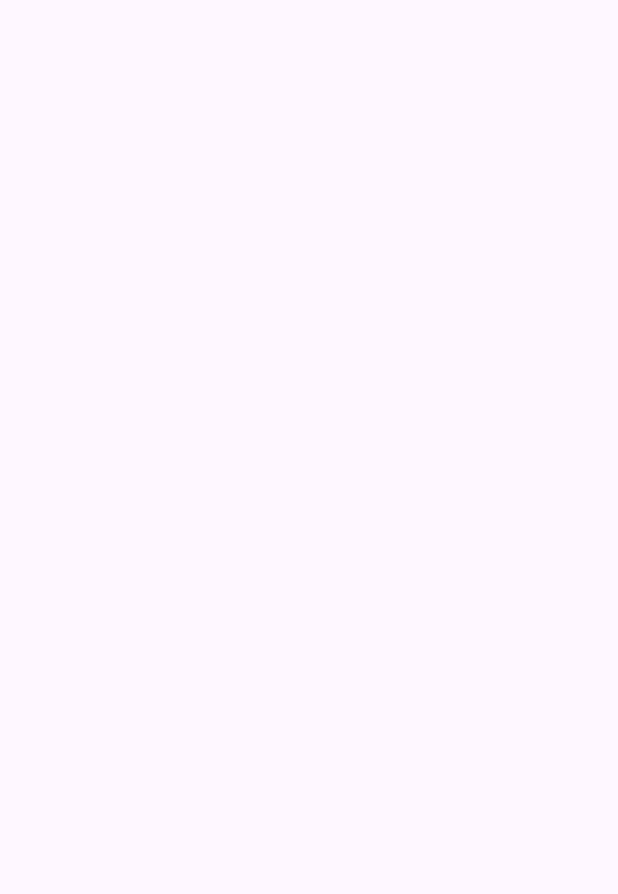
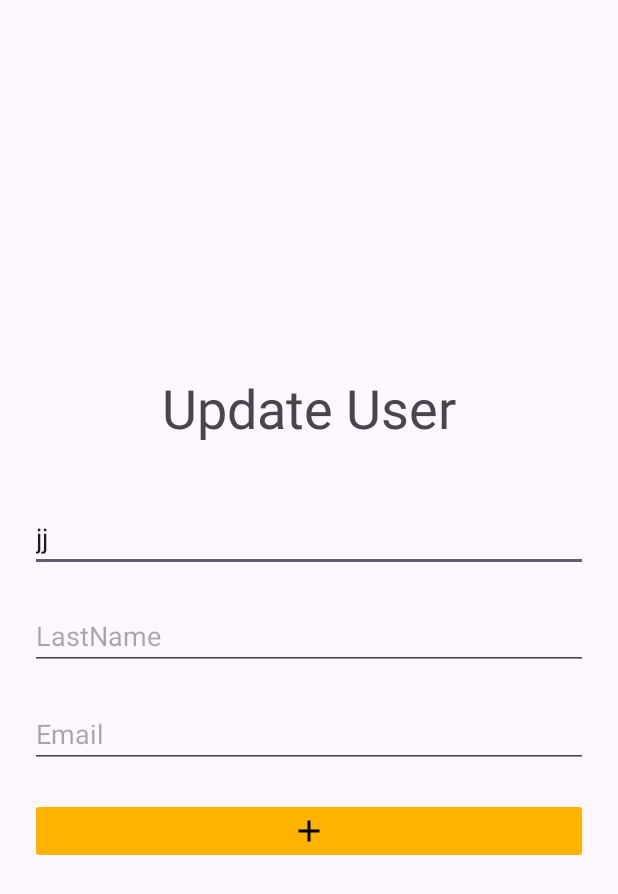
Before and after one commit to omiko-dev/homework_8, an Android app: the UserActivity screen opened directly, with no data from a screen before it, on a phone screen of 412 x 824 dp. Before the commit the part shown is empty. Shown: the top 894 px of the screen. Run offline under Robolectric (Android 15) with nearby library versions, the phone set to English and light mode, and no system bars.

Commit message:
end project

```diff
--- /dev/null
+++ b/app/src/main/java/com/example/homework_8/RecyclerViewInterface.kt
@@ -0,0 +1,5 @@
+package com.example.homework_8
+
+interface RecyclerViewInterface {
+    fun onClickPos(pos: Int)
+}
--- a/app/src/main/java/com/example/homework_8/UserActivity.kt
+++ b/app/src/main/java/com/example/homework_8/UserActivity.kt
@@ -1,18 +1,57 @@
 package com.example.homework_8
 
+import android.os.Build
 import androidx.appcompat.app.AppCompatActivity
 import android.os.Bundle
 import com.example.homework_8.databinding.ActivityUserBinding
 
 class UserActivity : AppCompatActivity() {
     private lateinit var binding: ActivityUserBinding
+    private lateinit var user: User
+    private var index = 0
     override fun onCreate(savedInstanceState: Bundle?) {
         super.onCreate(savedInstanceState)
         binding = ActivityUserBinding.inflate(layoutInflater)
         setContentView(binding.root)
 
+        setUp()
+        updateUser()
+    }
 
+    private fun setUp(){
+        user = if(Build.VERSION.SDK_INT > 33) {
+            intent.getParcelableExtra("data", User::class.java) ?: User("jj", "", "")
+        } else{
+            intent.getParcelableExtra<User>("data") ?: User("jj", "", "")
+        }
+        index = intent.getIntExtra("index", 0)
+        fieldMapping()
+    }
 
+    private fun updateUser(){
+        binding.bUpdate.setOnClickListener {
+            val i = intent
+            userMapping()
+            i.putExtra("data", user)
+            i.putExtra("index", index)
+            setResult(RESULT_OK, i)
+            finish()
+        }
+    }
 
+    private fun userMapping(){
+        binding.apply {
+            user.firstName = etFirstName.text.toString()
+            user.lastName = etLastName.text.toString()
+            user.email = etEmail.text.toString()
+        }
+    }
+
+    private fun fieldMapping(){
+        binding.apply {
+            etFirstName.setText(user.firstName)
+            etLastName.setText(user.lastName)
+            etEmail.setText(user.email)
+        }
     }
 }
--- a/app/src/main/res/layout/activity_user.xml
+++ b/app/src/main/res/layout/activity_user.xml
@@ -1,9 +1,56 @@
 <?xml version="1.0" encoding="utf-8"?>
-<androidx.constraintlayout.widget.ConstraintLayout xmlns:android="http://schemas.android.com/apk/res/android"
+<androidx.appcompat.widget.LinearLayoutCompat xmlns:android="http://schemas.android.com/apk/res/android"
     xmlns:app="http://schemas.android.com/apk/res-auto"
     xmlns:tools="http://schemas.android.com/tools"
     android:layout_width="match_parent"
     android:layout_height="match_parent"
+    android:orientation="vertical"
+    android:gravity="center"
+    android:padding="20dp"
     tools:context=".UserActivity">
 
-</androidx.constraintlayout.widget.ConstraintLayout>
+    <androidx.appcompat.widget.AppCompatTextView
+        android:layout_width="match_parent"
+        android:layout_height="wrap_content"
+        android:textAlignment="center"
+        android:textSize="36sp"
+        android:layout_marginBottom="40dp"
+        android:text="@string/update_user"/>
+
+    <androidx.appcompat.widget.AppCompatEditText
+        android:id="@+id/etFirstName"
+        android:layout_width="match_parent"
+        android:layout_height="wrap_content"
+        android:hint="@string/firstname"
+        tools:ignore="TouchTargetSizeCheck,TextContrastCheck,VisualLintTextFieldSize" />
+
+    <androidx.appcompat.widget.AppCompatEditText
+        android:id="@+id/etLastName"
+        android:layout_width="match_parent"
+        android:layout_height="wrap_content"
+        android:layout_marginTop="20dp"
+        android:hint="@string/lastname"
+        tools:ignore="TouchTargetSizeCheck,TextContrastCheck,VisualLintTextFieldSize" />
+
+    <androidx.appcompat.widget.AppCompatEditText
+        android:id="@+id/etEmail"
+        android:layout_width="match_parent"
+        android:layout_height="wrap_content"
+        android:layout_marginTop="20dp"
+        android:hint="@string/email"
+        tools:ignore="TouchTargetSizeCheck,VisualLintTextFieldSize" />
+
+
+    <androidx.appcompat.widget.AppCompatImageButton
+        android:id="@+id/bUpdate"
+        android:layout_width="match_parent"
+        android:layout_height="wrap_content"
+        android:layout_marginTop="20dp"
+        android:backgroundTint="@color/yellow"
+        android:src="@drawable/ic_plus"
+        tools:ignore="SpeakableTextPresentCheck,TouchTargetSizeCheck,ImageContrastCheck" />
+
+
+
+
+</androidx.appcompat.widget.LinearLayoutCompat>
--- a/app/src/main/res/layout/user_card.xml
+++ b/app/src/main/res/layout/user_card.xml
@@ -84,6 +84,7 @@
         tools:ignore="SpeakableTextPresentCheck,TouchTargetSizeCheck" />
 
     <androidx.appcompat.widget.AppCompatImageButton
+        android:id="@+id/bUpdate"
         android:layout_width="wrap_content"
         android:layout_height="wrap_content"
         android:layout_marginTop="40dp"
--- a/app/src/main/res/values/strings.xml
+++ b/app/src/main/res/values/strings.xml
@@ -5,4 +5,8 @@
     <string name="title_last_name">Lastname:</string>
     <string name="empty">-</string>
     <string name="title_email">Email:</string>
+    <string name="firstname">FirstName</string>
+    <string name="lastname">LastName</string>
+    <string name="email">Email</string>
+    <string name="update_user">Update User</string>
 </resources>
```
Also changed, not shown: app/src/main/java/com/example/homework_8/User.kt (+31 -1 lines), app/src/main/java/com/example/homework_8/UserCardAdapter.kt (+24 -4 lines), app/src/main/java/com/example/homework_8/UsersActivity.kt (+37 -3 lines).
